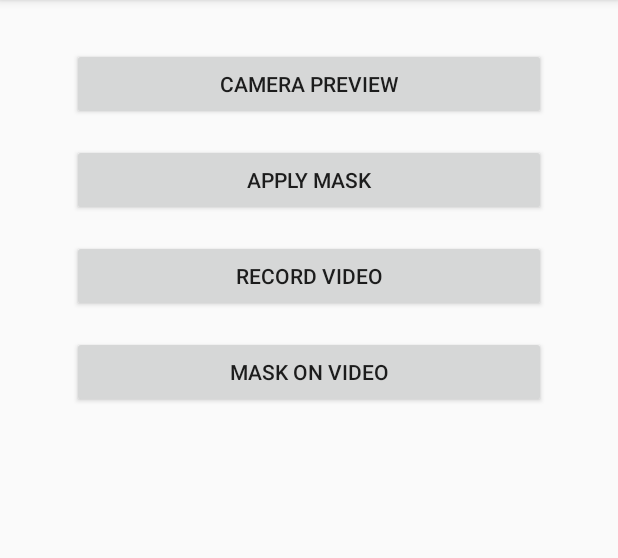
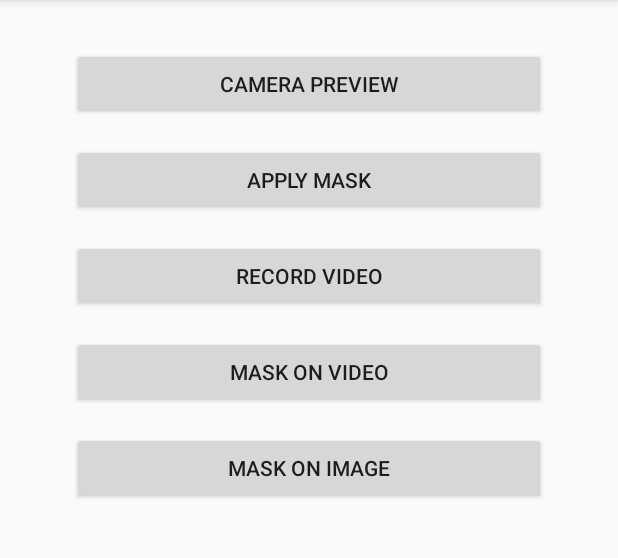
Before and after one commit to Banuba/quickstart-android, an Android app: the screen it shows after launch (MainActivity), on a phone screen of 412 x 824 dp, the part 84-642 px from its top. Run offline under Robolectric (Android 15) with nearby library versions, the phone set to English and light mode, and no system bars; libraries missing offline, so code that uses them is left out: com.banuba.sdk; 1 statement that could not run was skipped.

Commit message:
Apply AR mask on image

```diff
--- a/effect_player_realtime_preview/build.gradle
+++ b/effect_player_realtime_preview/build.gradle
@@ -55,5 +55,5 @@ dependencies {
     androidTestImplementation 'androidx.test:rules:1.4.0'
 
     // Banuba SDK dependencies
-    implementation "com.banuba.sdk:banuba_sdk:1+"
+    implementation "com.banuba.sdk:banuba_sdk:1.8.1"
 }
--- a/effect_player_realtime_preview/src/main/AndroidManifest.xml
+++ b/effect_player_realtime_preview/src/main/AndroidManifest.xml
@@ -45,6 +45,10 @@
             android:label="@string/record_video_description"
             android:screenOrientation="portrait"/>
 
+        <activity
+            android:name=".ImageActivity"
+            android:screenOrientation="portrait"/>
+
         <provider
             android:name="androidx.core.content.FileProvider"
             android:authorities="com.banuba.sdk.example.effect_player_realtime_preview"
--- a/effect_player_realtime_preview/src/main/java/com/banuba/sdk/example/effect_player_realtime_preview/MainActivity.kt
+++ b/effect_player_realtime_preview/src/main/java/com/banuba/sdk/example/effect_player_realtime_preview/MainActivity.kt
@@ -27,5 +27,9 @@ class MainActivity : AppCompatActivity() {
             startActivity(Intent(applicationContext, VideoMaskActivity::class.java))
         }
 
+        imageButton.setOnClickListener {
+            startActivity(Intent(applicationContext, ImageActivity::class.java))
+        }
+
     }
 }
--- a/effect_player_realtime_preview/src/main/res/layout/activity_main.xml
+++ b/effect_player_realtime_preview/src/main/res/layout/activity_main.xml
@@ -56,5 +56,17 @@
         app:layout_constraintStart_toStartOf="parent"
         app:layout_constraintTop_toBottomOf="@+id/recordVideoButton" />
 
+    <Button
+        android:id="@+id/imageButton"
+        android:layout_width="match_parent"
+        android:layout_height="48dp"
+        android:layout_marginStart="48dp"
+        android:layout_marginTop="16dp"
+        android:layout_marginEnd="48dp"
+        android:text="@string/mask_on_image"
+        app:layout_constraintEnd_toEndOf="parent"
+        app:layout_constraintStart_toStartOf="parent"
+        app:layout_constraintTop_toBottomOf="@+id/videoMaskButton" />
+
 
 </androidx.constraintlayout.widget.ConstraintLayout>
--- a/effect_player_realtime_preview/src/main/res/values/strings.xml
+++ b/effect_player_realtime_preview/src/main/res/values/strings.xml
@@ -10,6 +10,7 @@
     <string name="record_video_description">Record video with Banuba SDK</string>
 
     <string name="mask_on_video">Mask on video</string>
+    <string name="mask_on_image">Mask on image</string>
 
     <string name="show_mask">Show mask</string>
     <string name="hide_mask">Hide mask</string>
```
Also changed, not shown: effect_player_realtime_preview/src/main/java/com/banuba/sdk/example/effect_player_realtime_preview/ImageActivity.kt (added, +121 -0 lines), effect_player_realtime_preview/src/main/res/layout/activity_image.xml (added, +26 -0 lines).
